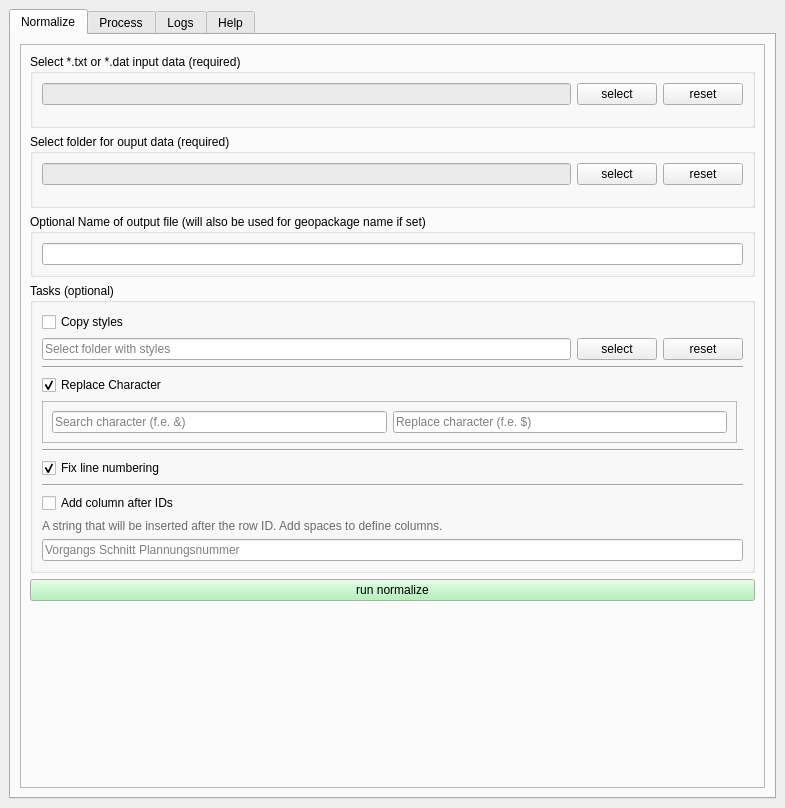
survey2gis/s2g-qgis-extension, file s2g_data_processor_dockwidget_base.ui: the form before one commit.
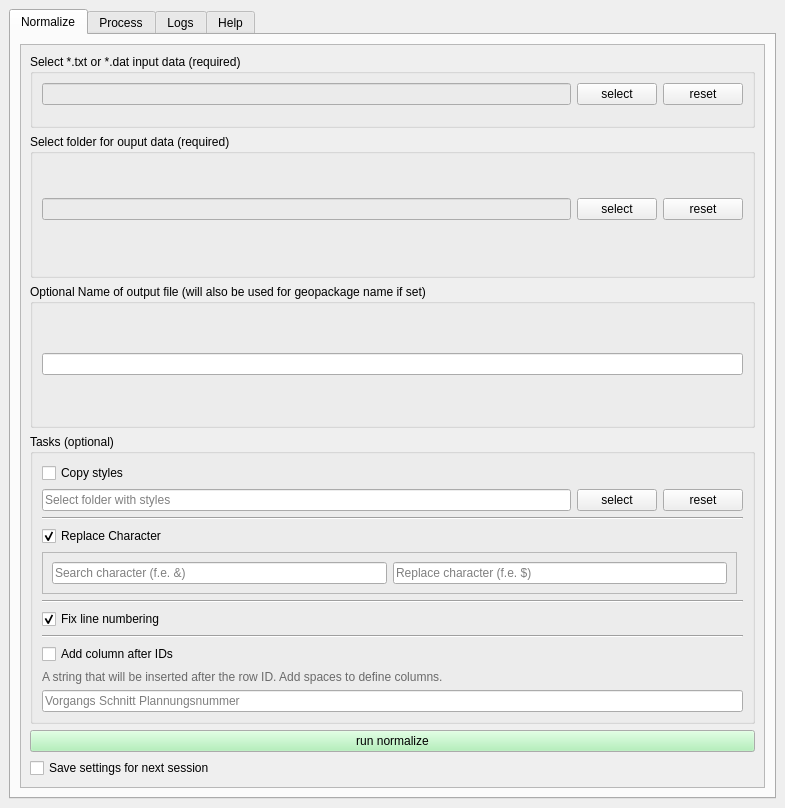
The form after the commit.

Commit message: add reset button, fix gui scrolling

What changed in the file:
```diff
--- a/s2g_data_processor_dockwidget_base.ui
+++ b/s2g_data_processor_dockwidget_base.ui
@@ -44,21 +44,24 @@
        </attribute>
        <layout class="QVBoxLayout" name="verticalLayout_2">
         <item>
-         <widget class="QFrame" name="frame">
-          <property name="sizePolicy">
-           <sizepolicy hsizetype="Preferred" vsizetype="Expanding">
-            <horstretch>0</horstretch>
-            <verstretch>0</verstretch>
-           </sizepolicy>
+         <widget class="QScrollArea" name="normalize_parent_scroll">
+          <property name="verticalScrollBarPolicy">
+           <enum>Qt::ScrollBarAsNeeded</enum>
           </property>
-          <property name="frameShape">
-           <enum>QFrame::StyledPanel</enum>
+          <property name="widgetResizable">
+           <bool>true</bool>
           </property>
-          <property name="frameShadow">
-           <enum>QFrame::Raised</enum>
-          </property>
-          <layout class="QFormLayout" name="formLayout">
-           <item row="0" column="0" colspan="2">
+          <widget class="QWidget" name="scrollAreaWidgetContents_3">
+           <property name="geometry">
+            <rect>
+             <x>0</x>
+             <y>0</y>
+             <width>729</width>
+             <height>713</height>
+            </rect>
+           </property>
+           <layout class="QVBoxLayout" name="verticalLayout_5">
+            <item>
             <widget class="QGroupBox" name="InputFileGroup">
              <property name="sizePolicy">
               <sizepolicy hsizetype="Expanding" vsizetype="Maximum">
@@ -134,7 +137,7 @@
              </layout>
             </widget>
            </item>
-           <item row="1" column="0" colspan="2">
+            <item>
             <widget class="QGroupBox" name="ParserGroup">
              <property name="sizePolicy">
               <sizepolicy hsizetype="Preferred" vsizetype="Minimum">
@@ -210,7 +213,19 @@
              </layout>
             </widget>
            </item>
-           <item row="3" column="0" colspan="2">
+            <item>
+             <widget class="QGroupBox" name="groupBox_9">
+              <property name="title">
+               <string>Optional Name of output file (will also be used for geopackage name if set)</string>
+              </property>
+              <layout class="QHBoxLayout" name="horizontalLayout_9">
+               <item>
+                <widget class="QLineEdit" name="output_filename_input"/>
+               </item>
+              </layout>
+             </widget>
+            </item>
+            <item>
             <widget class="QGroupBox" name="groupBox">
              <property name="sizePolicy">
               <sizepolicy hsizetype="Expanding" vsizetype="Minimum">
@@ -408,7 +423,7 @@
              </layout>
             </widget>
            </item>
-           <item row="4" column="0" colspan="2">
+            <item>
             <widget class="QPushButton" name="run_button">
              <property name="palette">
               <palette>
@@ -479,32 +494,15 @@
              </property>
             </widget>
            </item>
-           <item row="5" column="0">
-            <spacer name="verticalSpacer_2">
-             <property name="orientation">
-              <enum>Qt::Vertical</enum>
-             </property>
-             <property name="sizeHint" stdset="0">
-              <size>
-               <width>20</width>
-               <height>40</height>
-              </size>
-             </property>
-            </spacer>
-           </item>
-           <item row="2" column="0" colspan="2">
-            <widget class="QGroupBox" name="groupBox_9">
-             <property name="title">
-              <string>Optional Name of output file (will also be used for geopackage name if set)</string>
-             </property>
-             <layout class="QHBoxLayout" name="horizontalLayout_9">
               <item>
-               <widget class="QLineEdit" name="output_filename_input"/>
-              </item>
-             </layout>
+             <widget class="QCheckBox" name="save_settings_checkbox">
+              <property name="text">
+               <string>Save settings for next session</string>
+              </property>
             </widget>
            </item>
           </layout>
+          </widget>
          </widget>
         </item>
        </layout>
```
Left out of the diff: 219 changed lines with no effect on the pictures. Lines whose indentation alone changed are shown as unchanged. The commit also changes 2 other files.
